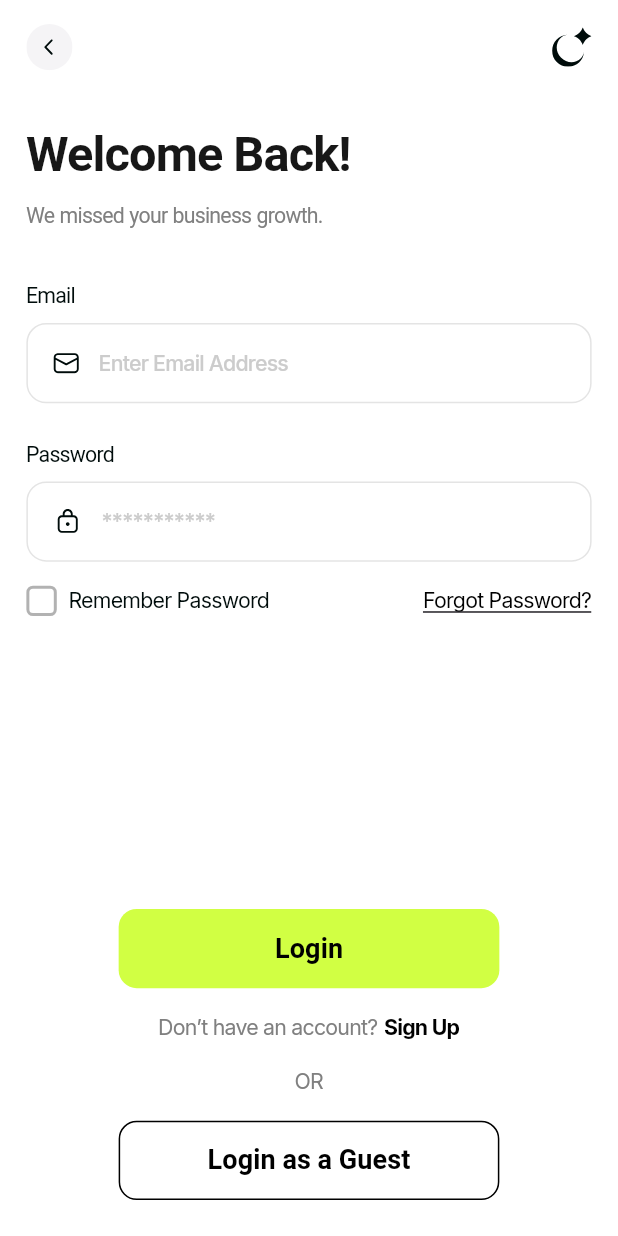
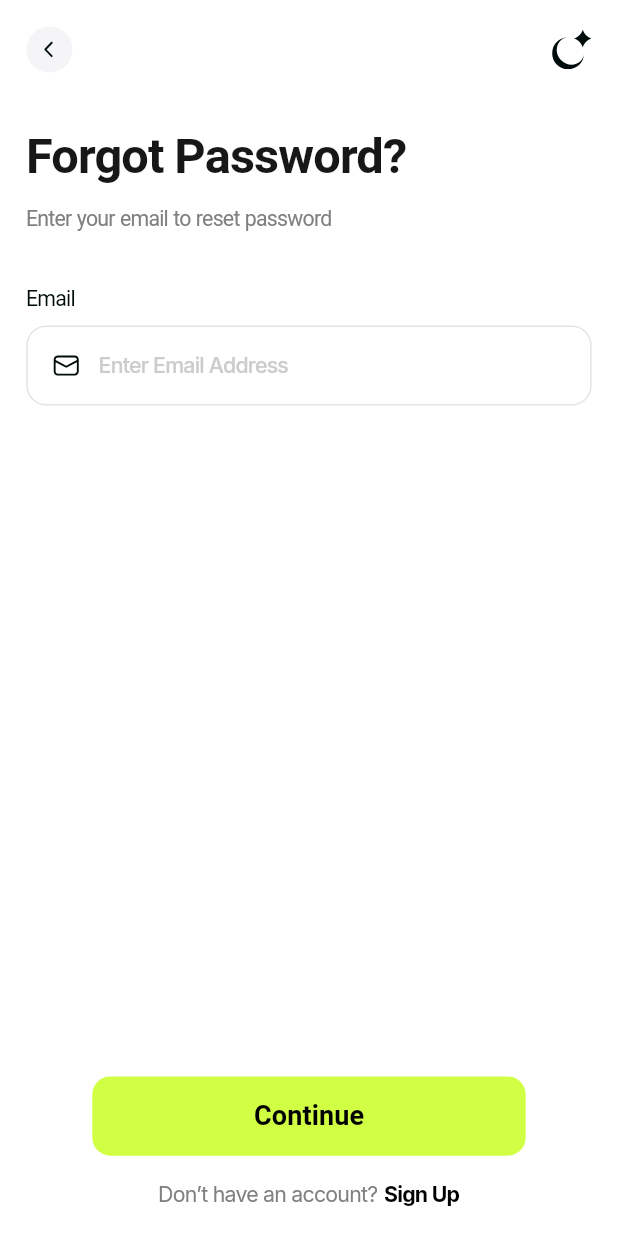
Before and after one commit to azmirkhan0101/crescent-donor-app, a Flutter app: the LoginPage screen opened by its route, after a tap on "Forgot Password?", on a phone screen of 412 x 824 dp. Run offline on Flutter 3.47's test engine with Material 3 defaults, Android fonts, the light colour scheme and no system bars; our stand-ins replace cached_network_image, flutter_screenutil, flutter_svg, fpdart, gap, get and 10 more; accounts and stored records are empty; project files that could hold a hidden picture were left out.

Commit message:
feat: Add forgot password, reset password, and OTP verification flows with corresponding UI components

```diff
--- a/lib/core/routes/route_path.dart
+++ b/lib/core/routes/route_path.dart
@@ -13,4 +13,7 @@ class RoutePath {
   static const String uploadProfilePicture = 'uploadProfilePicture';
   static const String addCard = 'addCard';
   static const String termsAgreement = 'termsAgreement';
+  static const String forgotPassword = 'forgotPassword';
+  static const String verifyOtp = 'verifyOtp';
+  static const String resetPassword = 'resetPassword';
 }
--- a/lib/core/routes/routes.dart
+++ b/lib/core/routes/routes.dart
@@ -1,9 +1,12 @@
 import 'package:cresent_charge_user_app/features/auth/pages/add_card_page.dart';
 import 'package:cresent_charge_user_app/features/auth/pages/few_details_page.dart';
+import 'package:cresent_charge_user_app/features/auth/pages/forgot_password_page.dart';
 import 'package:cresent_charge_user_app/features/auth/pages/login_page.dart';
+import 'package:cresent_charge_user_app/features/auth/pages/reset_password_page.dart';
 import 'package:cresent_charge_user_app/features/auth/pages/signup_page.dart';
 import 'package:cresent_charge_user_app/features/auth/pages/terms_agreement_page.dart';
 import 'package:cresent_charge_user_app/features/auth/pages/upload_profile_picture_page.dart';
+import 'package:cresent_charge_user_app/features/auth/pages/verify_otp_page.dart';
 import 'package:cresent_charge_user_app/features/onboarding/pages/get_start_page.dart';
 import 'package:cresent_charge_user_app/features/onboarding/pages/how_to_work_page.dart';
 import 'package:go_router/go_router.dart';
@@ -64,6 +67,24 @@ class AppRouter {
         name: RoutePath.termsAgreement,
         builder: (context, state) => const TermsAgreementPage(),
       ),
+
+      GoRoute(
+        path: RoutePath.forgotPassword.addBasePath,
+        name: RoutePath.forgotPassword,
+        builder: (context, state) => const ForgotPasswordPage(),
+      ),
+
+      GoRoute(
+        path: RoutePath.verifyOtp.addBasePath,
+        name: RoutePath.verifyOtp,
+        builder: (context, state) => const VerifyOtpPage(),
+      ),
+
+      GoRoute(
+        path: RoutePath.resetPassword.addBasePath,
+        name: RoutePath.resetPassword,
+        builder: (context, state) => const ResetPasswordPage(),
+      ),
     ],
   );
 
--- /dev/null
+++ b/lib/features/auth/pages/forgot_password_page.dart
@@ -0,0 +1,67 @@
+import 'package:cresent_charge_user_app/common-widgets/fill-button/custom_filled_button.dart';
+import 'package:cresent_charge_user_app/core/routes/route_path.dart';
+import 'package:cresent_charge_user_app/features/auth/widgets/custom_input_field.dart';
+
+import 'package:cresent_charge_user_app/features/auth/widgets/auth_header.dart';
+import 'package:cresent_charge_user_app/features/auth/widgets/auth_tile_section.dart';
+import 'package:cresent_charge_user_app/features/auth/widgets/have_account_widget.dart';
+import 'package:cresent_charge_user_app/helper/extension/base_extension.dart';
+import 'package:cresent_charge_user_app/utils/sizer/sizer.dart';
+import 'package:cresent_charge_user_app/utils/static_strings/static_strings.dart';
+import 'package:cresent_charge_user_app/utils/text_style/text_style.dart';
+import 'package:flutter/material.dart';
+import 'package:get/utils.dart';
+import 'package:go_router/go_router.dart';
+
+class ForgotPasswordPage extends StatelessWidget {
+  const ForgotPasswordPage({super.key});
+
+  @override
+  Widget build(BuildContext context) {
+    return Column(
+      crossAxisAlignment: CrossAxisAlignment.start,
+      children: [
+        AuthHeader(),
+        32.heightWidth,
+        AuthTileSection(
+          title: "Forgot Password?",
+          subtitle: "Enter your email to reset password",
+        ),
+
+        32.rh.heightWidth,
+
+        // Email field
+        Column(
+          crossAxisAlignment: CrossAxisAlignment.start,
+          children: [
+            AppStrings.email
+                .text(AppTextStyles.baseStyle())
+                .color("#000C0B".hexColor),
+
+            8.rh.heightWidth,
+            CustomInputField(
+              hintText: AppStrings.enterEmailAddress,
+              textInputAction: TextInputAction.go,
+              keyboardType: TextInputType.emailAddress,
+            ),
+          ],
+        ),
+
+        const Spacer(),
+        // 100.rh.heightWidth,
+        Column(
+          children: [
+            CustomPrimaryButton(
+              title: AppStrings.continueText,
+              onTap: () {
+                context.pushNamed(RoutePath.verifyOtp);
+              },
+            ),
+            16.heightWidth,
+            HaveAccountWidget(),
+          ],
+        ).paddingSymmetric(horizontal: 40.rw),
+      ],
+    ).paddingAll(16.rw).scaffoldSafeArea();
+  }
+}
--- a/lib/features/auth/pages/login_page.dart
+++ b/lib/features/auth/pages/login_page.dart
@@ -1,5 +1,6 @@
 import 'package:cresent_charge_user_app/common-widgets/fill-button/custom_filled_button.dart';
 import 'package:cresent_charge_user_app/core/custom_assets/assets.gen.dart';
+import 'package:cresent_charge_user_app/core/routes/route_path.dart';
 import 'package:cresent_charge_user_app/features/auth/widgets/auth_header.dart';
 import 'package:cresent_charge_user_app/features/auth/widgets/auth_tile_section.dart';
 import 'package:cresent_charge_user_app/features/auth/widgets/custom_input_field.dart';
@@ -11,6 +12,7 @@ import 'package:cresent_charge_user_app/utils/static_strings/static_strings.dart
 import 'package:cresent_charge_user_app/utils/text_style/text_style.dart';
 import 'package:flutter/material.dart';
 import 'package:get/utils.dart';
+import 'package:go_router/go_router.dart';
 import 'package:google_fonts/google_fonts.dart';
 
 class LoginPage extends StatefulWidget {
@@ -140,24 +142,24 @@ class _LoginPageState extends State<LoginPage> {
 
                       Text(
                         "Remember Password",
-                        style: AppTextStyles.baseStyle().copyWith(
-                          color: "#000C0B".hexColor,
+                        style: AppTextStyles.f14W400().copyWith(
+                          color: AppColors.black,
                           height: 20.rw / 14.rw,
-                          fontFamily: GoogleFonts.inter().fontFamily,
+                          fontFamily: AppStrings.interDisplay,
                         ),
                       ),
                     ],
                   ),
                   GestureDetector(
                     onTap: () {
-                      // Handle forgot password
+                      context.pushNamed(RoutePath.forgotPassword);
                     },
                     child: Text(
                       "Forgot Password?",
-                      style: AppTextStyles.baseStyle().copyWith(
+                      style: AppTextStyles.f14W400().copyWith(
                         color: AppColors.black,
                         decoration: TextDecoration.underline,
-                        fontFamily: GoogleFonts.inter().fontFamily,
+                        fontFamily: AppStrings.interDisplay,
                       ),
                     ),
                   ),
--- a/lib/features/auth/widgets/custom_input_field.dart
+++ b/lib/features/auth/widgets/custom_input_field.dart
@@ -61,6 +61,23 @@ class CustomInputField extends StatelessWidget {
           minWidth: 16.rw,
           minHeight: 14.rh,
         ),
+        suffixIcon: obscureText == true
+            ? GestureDetector(
+                onTap: () {
+                  // toggle password visibility
+                },
+                child: Assets.icons.eye.svg().paddingOnly(right: 16.rw),
+                // child: Icon(
+                //   Icons.visibility_off,
+                //   color: "#CCCCCC".hexColor,
+                //   size: 20.rw,
+                // ).paddingOnly(right: 16.rw),
+              )
+            : null,
+        suffixIconConstraints: BoxConstraints(
+          minWidth: 16.rw,
+          minHeight: 10.rh,
+        ),
         border: OutlineInputBorder(
           borderRadius: BorderRadius.circular(12.rw),
           borderSide: BorderSide(color: "#E4E4E4".hexColor, width: 1),
--- a/lib/helper/extension/base_extension.dart
+++ b/lib/helper/extension/base_extension.dart
@@ -52,10 +52,6 @@ extension WidgetOnWidgetExt on Widget {
     return Scaffold(body: SafeArea(child: this));
   }
 
-  // Obx
-  Widget obx() {
-    return Obx(() => this);
-  }
 }
 
 // ====================== Scaffold ======================
--- a/lib/utils/text_style/text_style.dart
+++ b/lib/utils/text_style/text_style.dart
@@ -23,12 +23,11 @@ class AppTextStyles {
 
   /// f14 w400 styles
   static TextStyle f14W400() {
-    return TextStyle(
-      fontFamily: AppStrings.interDisplay,
+    return GoogleFonts.inter(
       fontSize: 14.rfs,
       fontWeight: FontWeight.w400,
       color: AppColors.grayColor,
-      height: 22.rh / 14.rfs,
+      height: 20.rh / 14.rfs,
     );
   }
 
--- a/pubspec.yaml
+++ b/pubspec.yaml
@@ -37,6 +37,7 @@ dependencies:
   shared_preferences: ^2.5.3
   socket_io_client: ^3.1.2
   flutter_spinkit: ^5.2.2
+  pinput: ^5.0.2
 
 dev_dependencies:
   flutter_test:
```
Also changed, not shown: lib/features/auth/controllers/reset_password_controller.dart (added, +105 -0 lines), lib/features/auth/pages/reset_password_page.dart (added, +254 -0 lines), lib/features/auth/pages/terms_agreement_page.dart (+23 -18 lines), lib/features/auth/pages/verify_otp_page.dart (added, +94 -0 lines), pubspec.lock.
